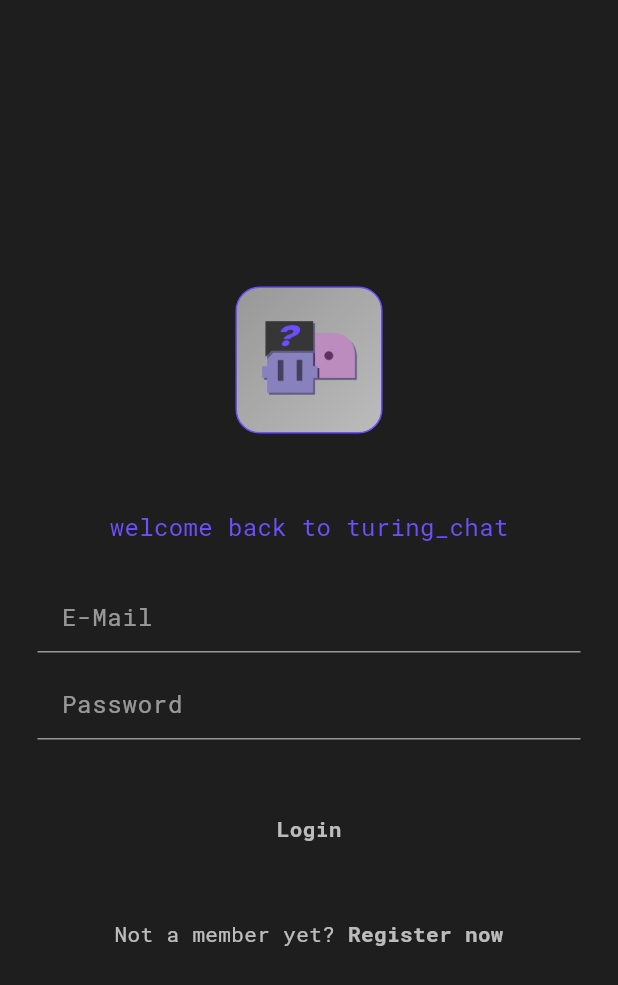
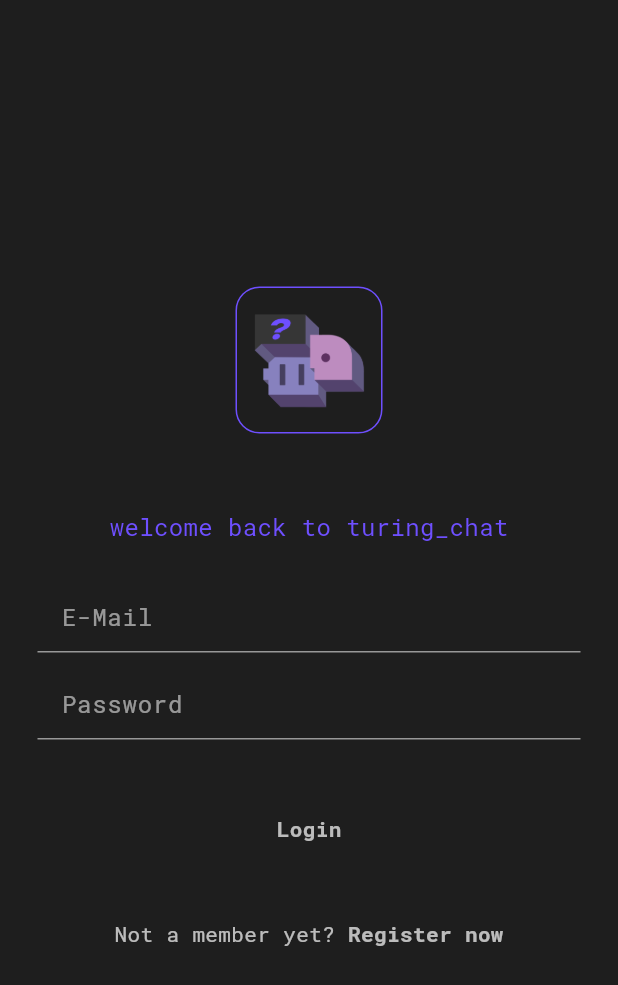
Before and after one commit to KarateKugler/turing_chat, a Flutter app: the screen it shows after launch, on a phone screen of 412 x 824 dp. Shown: the top 985 px of the screen. Run offline on Flutter 3.47's test engine with Material 3 defaults, Android fonts, the phone set to English and light mode, and no system bars; our stand-ins replace custom_refresh_indicator, equatable, flutter_bloc, flutter_dotenv, flutter_markdown, go_router and 3 more; accounts and stored records are empty; network calls fail.

Commit message:
app logo changes

```diff
--- a/lib/widgets/app_logo.dart
+++ b/lib/widgets/app_logo.dart
@@ -13,8 +13,8 @@ class AppLogo extends StatelessWidget {
           borderRadius: BorderRadius.circular(16.0),
           gradient: LinearGradient(
             colors: [
-              Theme.of(context).colorScheme.onSurfaceVariant,
-              Theme.of(context).colorScheme.onSurface,
+              Theme.of(context).colorScheme.surface,
+              Theme.of(context).colorScheme.surface,
             ],
             begin: Alignment.topLeft,
             end: Alignment.bottomRight,
@@ -25,7 +25,7 @@ class AppLogo extends StatelessWidget {
           height: 80,
           width: 80,
           child: Image.asset(
-            'assets/icon/icon.png',
+            'assets/icon/icon4.png',
             fit: BoxFit.contain,
           ),
         ),
```
Also changed, not shown: assets/icon/icon4_512x512.png (added).
